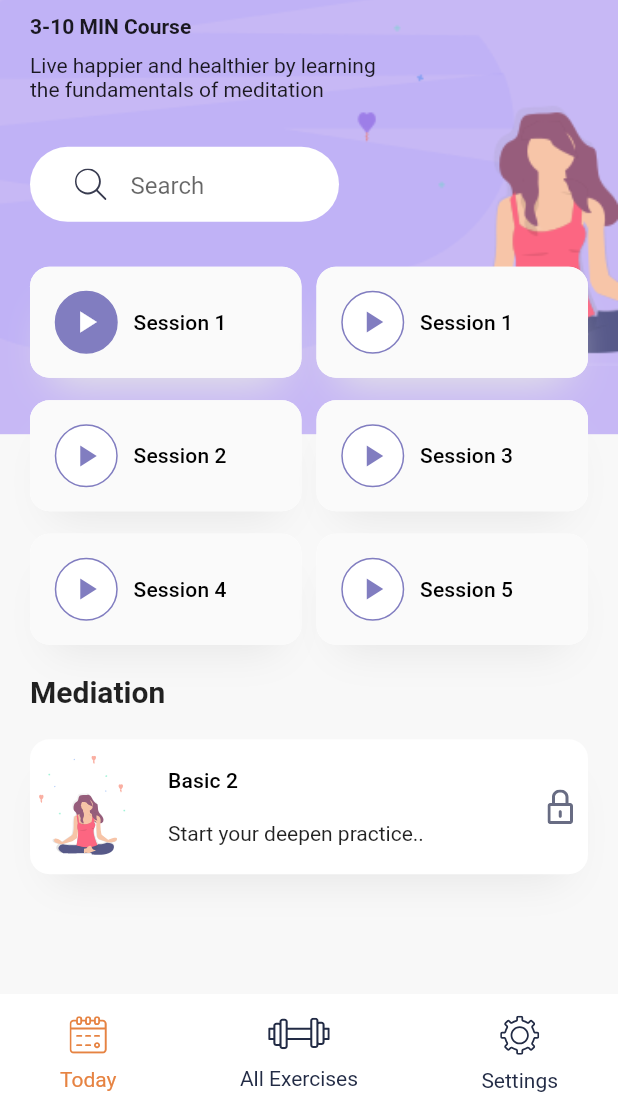
After one commit to nsakenov/meditation_app_ui, a Flutter app: the DetailScreen screen opened directly, on a phone screen of 412 x 824 dp, the part 122-1236 px from its top. The commit adds this screen. Run offline on Flutter 3.47's test engine with Material 2 defaults, Android fonts, the phone set to English and light mode, and no system bars; our stand-ins replace flutter_svg.

Commit message:
added detail screen & refactored widgets

```diff
--- /dev/null
+++ b/lib/widgets/body_detail_screen.dart
@@ -0,0 +1,77 @@
+import 'package:flutter/material.dart';
+import 'package:meditation_app_ui/widgets/search_bar.dart';
+import 'package:meditation_app_ui/widgets/sessions_builder.dart';
+import '../constants.dart';
+import 'meditation_widget.dart';
+
+class BodyDetailScreen extends StatelessWidget {
+  const BodyDetailScreen({
+    Key? key,
+    required this.size,
+  }) : super(key: key);
+
+  final Size size;
+
+  @override
+  Widget build(BuildContext context) {
+    return Stack(
+      children: [
+        Container(
+          height: size.height * 0.45,
+          decoration: BoxDecoration(
+            color: kBlueLightColor,
+            image: DecorationImage(
+              image: AssetImage('assets/images/meditation_bg.png'),
+              fit: BoxFit.fitWidth,
+            ),
+          ),
+        ),
+        SafeArea(
+          child: Padding(
+            padding: EdgeInsets.symmetric(horizontal: 20),
+            child: SingleChildScrollView(
+              child: Column(
+                crossAxisAlignment: CrossAxisAlignment.start,
+                children: [
+                  SizedBox(height: size.height * 0.05),
+                  Text(
+                    'Meditation',
+                    style: Theme.of(context)
+                        .textTheme
+                        .headline4!
+                        .copyWith(fontWeight: FontWeight.w900),
+                  ),
+                  SizedBox(height: 10),
+                  Text(
+                    '3-10 MIN Course',
+                    style: TextStyle(fontWeight: FontWeight.bold),
+                  ),
+                  SizedBox(height: 10),
+                  SizedBox(
+                    width: size.width *
+                        0.6, //take 60% of total width of the screen
+                    child: Text(
+                        'Live happier and healthier by learning the fundamentals of meditation'),
+                  ),
+                  SizedBox(
+                    width: size.width * 0.5,
+                    child: SearchBar(),
+                  ),
+                  SessionsBuilder(),
+                  SizedBox(height: 20),
+                  Text(
+                    'Mediation',
+                    style: Theme.of(context).textTheme.headline6!.copyWith(
+                          fontWeight: FontWeight.bold,
+                        ),
+                  ),
+                  MeditationWidget()
+                ],
+              ),
+            ),
+          ),
+        )
+      ],
+    );
+  }
+}
--- /dev/null
+++ b/lib/widgets/meditation_widget.dart
@@ -0,0 +1,51 @@
+import 'package:flutter/material.dart';
+import 'package:flutter_svg/svg.dart';
+import '../constants.dart';
+
+class MeditationWidget extends StatelessWidget {
+  const MeditationWidget({
+    Key? key,
+  }) : super(key: key);
+
+  @override
+  Widget build(BuildContext context) {
+    return Container(
+      margin: EdgeInsets.symmetric(vertical: 20),
+      height: 90,
+      decoration: BoxDecoration(
+        color: Colors.white,
+        borderRadius: BorderRadius.circular(13),
+        boxShadow: [
+          BoxShadow(
+              offset: Offset(0, 17),
+              blurRadius: 23,
+              spreadRadius: -13,
+              color: kShadowColor)
+        ],
+      ),
+      child: Row(
+        children: [
+          SvgPicture.asset('assets/icons/Meditation_women_small.svg'),
+          SizedBox(width: 20),
+          Expanded(
+            child: Column(
+              mainAxisAlignment: MainAxisAlignment.spaceEvenly,
+              crossAxisAlignment: CrossAxisAlignment.start,
+              children: [
+                Text(
+                  'Basic 2',
+                  style: Theme.of(context).textTheme.subtitle2,
+                ),
+                Text('Start your deepen practice..')
+              ],
+            ),
+          ),
+          Padding(
+            padding: EdgeInsets.all(10),
+            child: SvgPicture.asset('assets/icons/Lock.svg'),
+          ),
+        ],
+      ),
+    );
+  }
+}
--- /dev/null
+++ b/lib/widgets/session_card.dart
@@ -0,0 +1,68 @@
+import 'package:flutter/material.dart';
+import '../constants.dart';
+
+class SessionCard extends StatelessWidget {
+  SessionCard({
+    required this.sessionNum,
+    this.isDone = false,
+    required this.press,
+  });
+
+  final int sessionNum;
+  final bool isDone;
+  final VoidCallback press;
+
+  @override
+  Widget build(BuildContext context) {
+    return LayoutBuilder(builder: (context, constraint) {
+      return Container(
+        width: constraint.maxWidth / 2 - 5,
+        decoration: BoxDecoration(
+          color: Colors.white,
+          borderRadius: BorderRadius.circular(13),
+          boxShadow: [
+            BoxShadow(
+              offset: Offset(0, 17),
+              blurRadius: 23,
+              spreadRadius: -13,
+              color: kShadowColor,
+            )
+          ],
+        ),
+        child: Material(
+          borderRadius: BorderRadius.circular(13),
+          shadowColor: kShadowColor,
+          clipBehavior: Clip.hardEdge,
+          child: InkWell(
+            onTap: press,
+            child: Padding(
+              padding: EdgeInsets.all(16),
+              child: Row(
+                children: [
+                  Container(
+                    height: 42,
+                    width: 43,
+                    decoration: BoxDecoration(
+                      color: isDone ? kBlueColor : Colors.white,
+                      shape: BoxShape.circle,
+                      border: Border.all(color: kBlueColor),
+                    ),
+                    child: Icon(
+                      Icons.play_arrow,
+                      color: isDone ? Colors.white : kBlueColor,
+                    ),
+                  ),
+                  SizedBox(width: 10),
+                  Text(
+                    'Session $sessionNum',
+                    style: Theme.of(context).textTheme.subtitle2,
+                  )
+                ],
+              ),
+            ),
+          ),
+        ),
+      );
+    });
+  }
+}
--- /dev/null
+++ b/lib/widgets/sessions_builder.dart
@@ -0,0 +1,31 @@
+import 'package:flutter/material.dart';
+import 'package:meditation_app_ui/widgets/session_card.dart';
+
+class SessionsBuilder extends StatelessWidget {
+  const SessionsBuilder({
+    Key? key,
+  }) : super(key: key);
+
+  @override
+  Widget build(BuildContext context) {
+    return Wrap(
+      spacing: 10,
+      runSpacing: 15,
+      children: [
+        SessionCard(
+          sessionNum: 1,
+          isDone: true,
+          press: () {},
+        ),
+        ...List.generate(
+          5,
+          (index) => SessionCard(
+            sessionNum: index + 1,
+            isDone: false,
+            press: () {},
+          ),
+        )
+      ],
+    );
+  }
+}
```
Also changed, not shown: lib/detail_screen.dart (+4 -157 lines).
